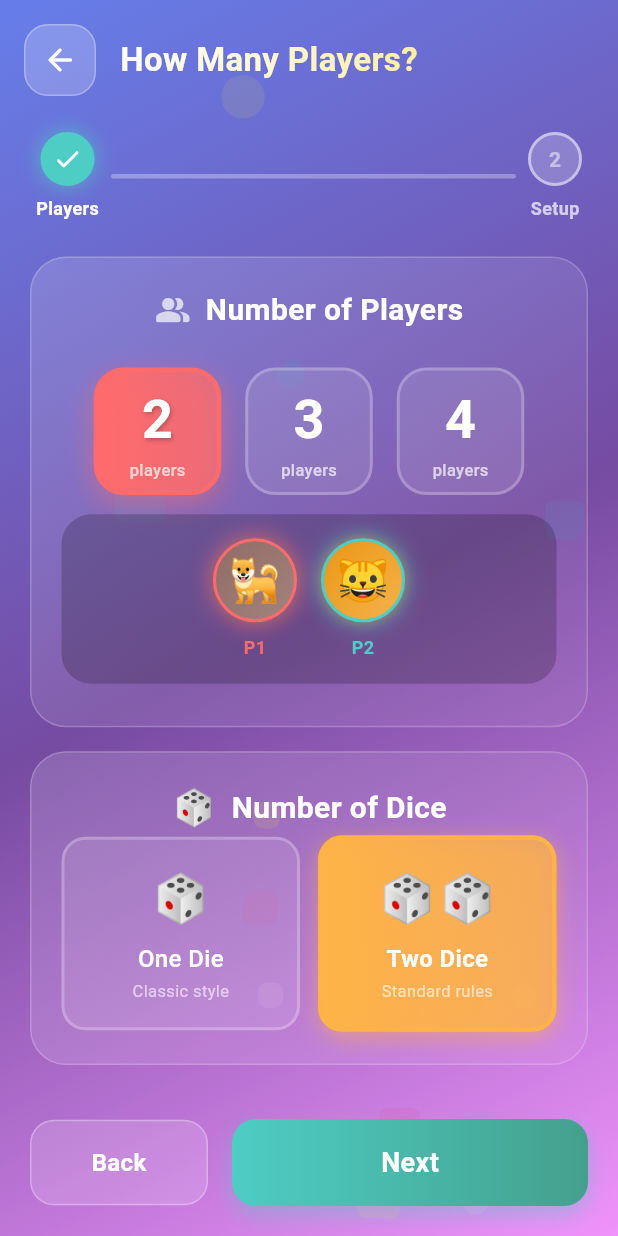
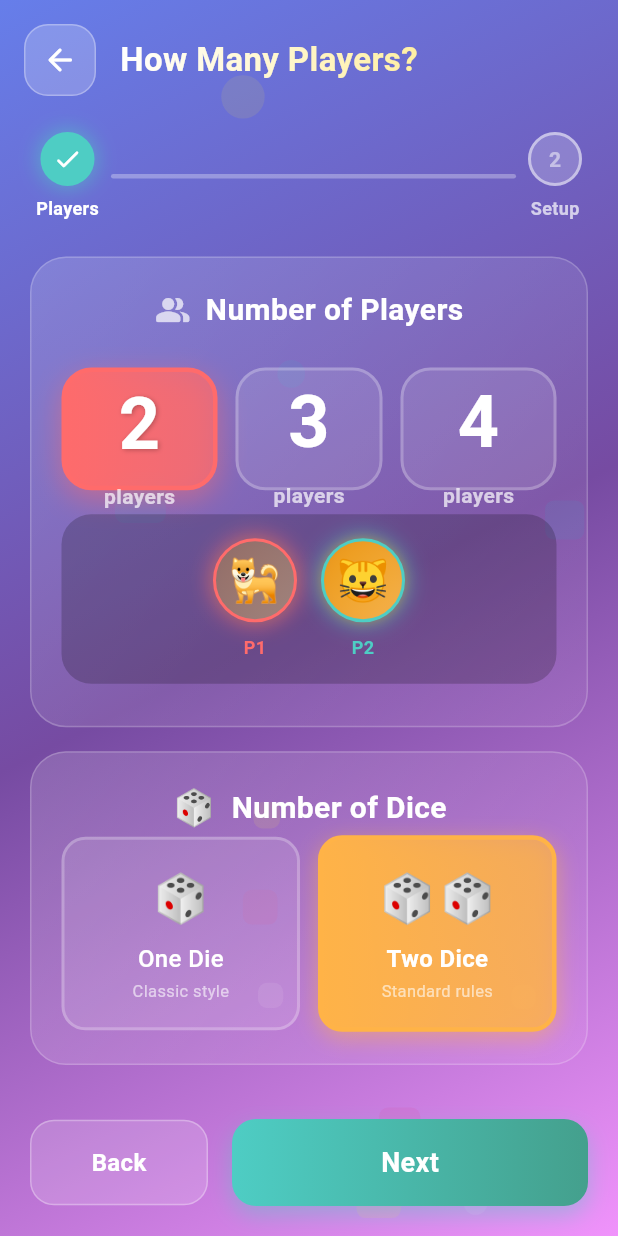
Before and after one commit to TwanstCodess/mm-monopoly, a Flutter app: the screen it shows after launch, after a tap on "New Game", on a phone screen of 412 x 824 dp. Run offline on Flutter 3.47's test engine with Material 3 defaults, Android fonts, the light colour scheme and no system bars; our stand-ins replace audioplayers, image_picker, shared_preferences; Roboto replaces fonts that are missing (Nunito).

Commit message:
fix: make player count boxes fill available width
- Boxes now expand to fill horizontal space equally
- Taller boxes that grow with available height
- Larger text (48px number, 14px label)

```diff
--- a/lib/screens/game_setup_screen.dart
+++ b/lib/screens/game_setup_screen.dart
@@ -307,22 +307,24 @@ class _GameSetupScreenState extends State<GameSetupScreen> with SingleTickerProv
 
                   const SizedBox(height: 24),
 
-                  // Player count buttons - larger
-                  Row(
-                    mainAxisAlignment: MainAxisAlignment.center,
+                  // Player count buttons - fill available width
+                  Expanded(
+                    child: Row(
                       children: List.generate(GameConstants.maxPlayers - 1, (index) {
                         final count = index + 2;
                         final isSelected = _playerCount == count;
                         final colors = [const Color(0xFFFF6B6B), const Color(0xFF4ECDC4), const Color(0xFFFFE66D)];
                         final color = colors[index % colors.length];
-                      return Padding(
-                        padding: const EdgeInsets.symmetric(horizontal: 8),
+                        return Expanded(
+                          child: Padding(
+                            padding: EdgeInsets.only(
+                              left: index == 0 ? 0 : 6,
+                              right: index == 2 ? 0 : 6,
+                            ),
                             child: GestureDetector(
                               onTap: () => _updatePlayerCount(count),
                               child: AnimatedContainer(
                                 duration: const Duration(milliseconds: 200),
-                            width: 85,
-                            height: 85,
                                 decoration: BoxDecoration(
                                   gradient: isSelected ? LinearGradient(colors: [color, color.withOpacity(0.7)]) : null,
                                   color: isSelected ? null : Colors.white.withOpacity(0.1),
@@ -337,28 +339,31 @@ class _GameSetupScreenState extends State<GameSetupScreen> with SingleTickerProv
                                       '$count',
                                       style: TextStyle(
                                         color: Colors.white,
-                                    fontSize: 36,
+                                        fontSize: 48,
                                         fontWeight: FontWeight.bold,
                                         shadows: isSelected ? [const Shadow(color: Colors.black26, blurRadius: 4, offset: Offset(1, 1))] : null,
                                       ),
                                     ),
+                                    const SizedBox(height: 4),
                                     Text(
                                       'players',
                                       style: TextStyle(
                                         color: Colors.white.withOpacity(0.7),
-                                    fontSize: 11,
-                                    fontWeight: FontWeight.w500,
+                                        fontSize: 14,
+                                        fontWeight: FontWeight.w600,
                                       ),
                                     ),
                                   ],
                                 ),
                               ),
                             ),
+                          ),
                         );
                       }),
                     ),
+                  ),
 
-                  const Spacer(),
+                  const SizedBox(height: 16),
 
                   // Player avatars preview - larger and animated
                   Container(
```
Lines whose indentation alone changed are shown as unchanged.
